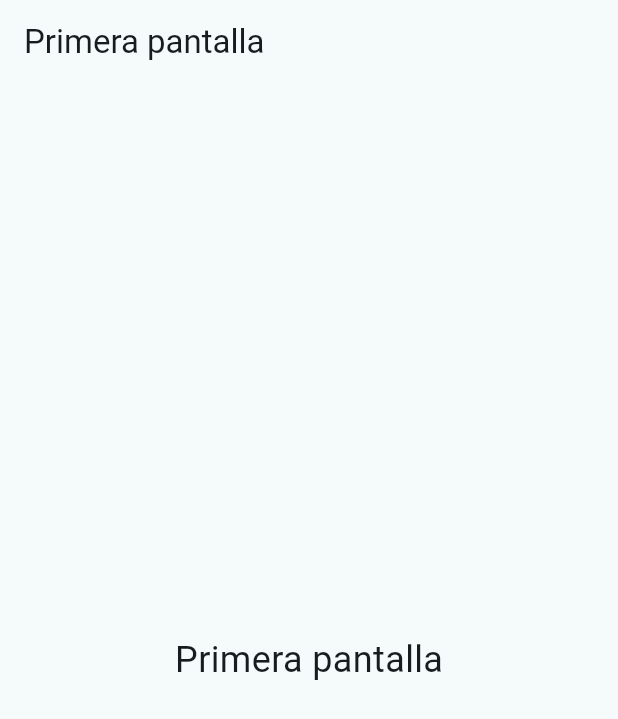
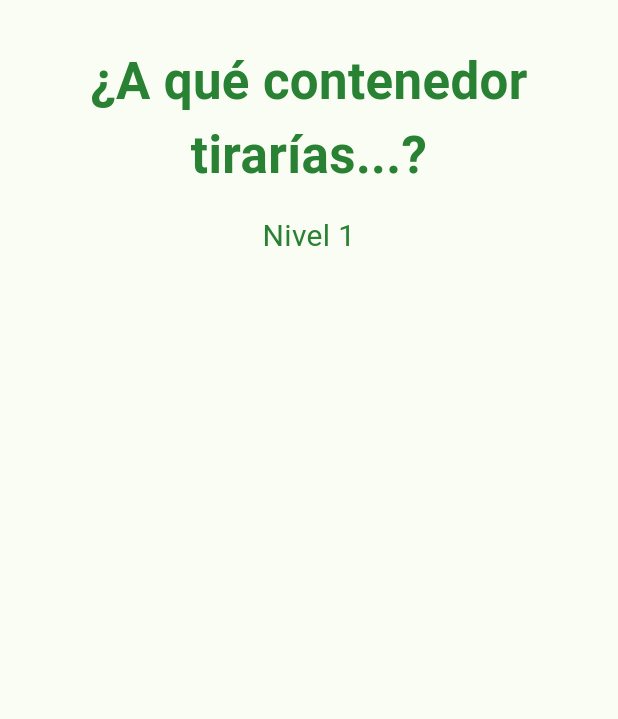
Before and after one commit to adrianaherreroglez/TFG-Cogersa, a Flutter app: the FirstPage screen opened by its route, on a phone screen of 412 x 824 dp. Shown: the top 719 px of the screen. Run offline on Flutter 3.47's test engine with Material 3 defaults, Android fonts, the phone set to English and light mode, and no system bars; our stand-ins replace go_router.

Commit message:
titulos pantalla primer nivel

```diff
--- a/flutter/flutter_application_1/lib/screens/first_page.dart
+++ b/flutter/flutter_application_1/lib/screens/first_page.dart
@@ -6,16 +6,36 @@ class FirstPage extends StatelessWidget {
   @override
   Widget build(BuildContext context) {
     return Scaffold(
-      appBar: AppBar(
-        title: const Text('Primera pantalla'),
-      ),
+      body: Container(
+        color: const Color(0xFFFAFDF4),
 
-      body: const Center(
-        child: Text(
-          'Primera pantalla',
-          style: TextStyle(
-            fontSize: 24,
-          ),
+        child: const Column(
+          children: [
+            SizedBox(height: 30),
+
+            Center(
+              child: Text(
+                '¿A qué contenedor tirarías...?',
+                textAlign: TextAlign.center,
+                style: TextStyle(
+                  fontSize: 34,
+                  fontWeight: FontWeight.bold,
+                  color: Color(0xFF298133),
+                ),
+              ),
+            ),
+
+            SizedBox(height: 15), // Separación entre ambos
+
+            Text(
+              'Nivel 1',
+              textAlign: TextAlign.center,
+              style: TextStyle(
+                fontSize: 20,
+                color: Color(0xFF298133),
+              ),
+            ),
+          ],
         ),
       ),
     );
```
